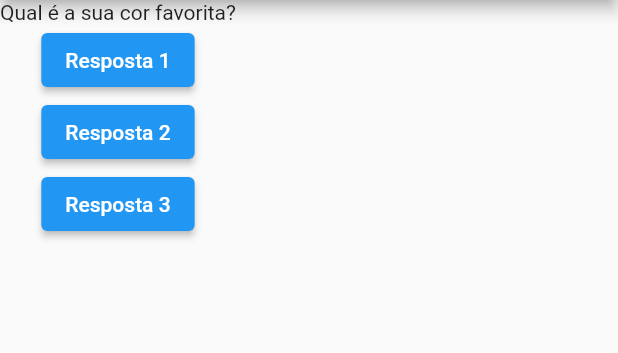
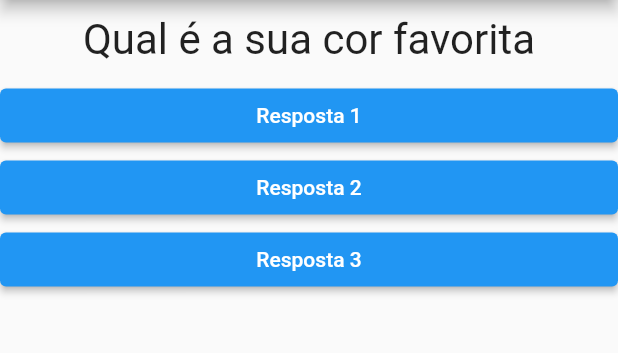
Before and after one commit to LeoOliva0/Projeto_Perguntas, a Flutter app: the screen it shows after launch, on a phone screen of 412 x 824 dp, the part 84-437 px from its top. Run offline on Flutter 3.47's test engine with Material 2 defaults, Android fonts, the phone set to English and light mode, and no system bars.

Commit message:
Novos implementações

```diff
--- a/lib/main.dart
+++ b/lib/main.dart
@@ -1,57 +1,56 @@
 import 'package:flutter/material.dart';
 import './questao.dart';
+import 'resposta.dart';
 
 main() => runApp(new PerguntaApp());
 
-class _PerguntaAppState extends State<PerguntaApp>{
-var _perguntaSelecionada = 0;
+class _PerguntaAppState extends State<PerguntaApp> {
+  var _perguntaSelecionada = 0;
 
-  void _responder(){
+  void _responder() {
     setState(() {
       _perguntaSelecionada++;
     });
-    print(_perguntaSelecionada);
   }
 
-@override
-  Widget build(BuildContext context){
+  @override
+  Widget build(BuildContext context) {
     final  perguntas = [
-       'Qual é a sua cor favorita?',
-       'Qual é o seu animal favorito?',
+      {
+        'texto': 'Qual é a sua cor favorita',
+        'respostas': ['Preto', 'Vermelho', 'Verde', 'Branco'],
+      },
+      {
+        'texto': 'Qual é o seu animal favorito?',
+        'respostas': ['Coelho', 'Cobra', 'Elefante', 'Leão'],
+      },
+      {
+        'texto': 'Qual o seu instrutor favorito?',
+        'respostas': ['Maria', 'João', 'Leo', 'Pedro'],
+      }
     ];
 
     return MaterialApp(
       home: Scaffold(
         appBar: AppBar(
-          title:Text('Perguntas'),
+          title: Text('Perguntas'),
           centerTitle: true,
         ),
         body: Column(
-          children: <Widget> [
-            Questao(perguntas[_perguntaSelecionada]),
-
-          ElevatedButton(
-              onPressed: _responder,
-              child: const Text('Resposta 1'),
-            ),
-            ElevatedButton(
-              onPressed: _responder,
-              child: const Text('Resposta 2'),
-            ),
-            ElevatedButton(
-              onPressed: _responder,
-              child: const Text('Resposta 3'),
-            ),
+          children: <Widget>[
+            Questao(perguntas[_perguntaSelecionada]['texto'] as String),
+            Resposta('Resposta 1', _responder),
+            Resposta('Resposta 2', _responder),
+            Resposta('Resposta 3', _responder),
           ],
         ),
       ),
-      );
+    );
   }
 }
 
-class PerguntaApp extends StatefulWidget{
-
-  _PerguntaAppState createState(){
+class PerguntaApp extends StatefulWidget {
+  _PerguntaAppState createState() {
     return _PerguntaAppState();
   }
 }
--- a/lib/questao.dart
+++ b/lib/questao.dart
@@ -1,14 +1,22 @@
+import 'dart:ui';
+
 import 'package:flutter/material.dart';
 
-
 class Questao extends StatelessWidget {
-
   final String texto;
 
-  Questao(this.texto);
+  const Questao(this.texto, {super.key});
 
   @override
   Widget build(BuildContext context) {
-    return Text(texto);
+    return Container(
+      width: double.infinity,
+      margin: EdgeInsets.all(10),
+      child: Text(
+        texto,
+        style: TextStyle(fontSize: 28),
+        textAlign: TextAlign.center,
+      ),
+    );
   }
 }
--- /dev/null
+++ b/lib/resposta.dart
@@ -0,0 +1,24 @@
+import 'package:flutter/material.dart';
+
+class Resposta extends StatelessWidget {
+  final String texto;
+  final void Function() quandoSelecionado;
+
+  const Resposta(this.texto,this.quandoSelecionado, {super.key});
+
+  @override
+  Widget build(BuildContext context) {
+    return Container(
+      width:double.infinity ,
+      child: ElevatedButton(
+        style: ElevatedButton.styleFrom(
+          backgroundColor: Colors.blue,
+          foregroundColor: Colors.white,
+        ),
+        onPressed: quandoSelecionado,
+        child: Text(texto
+        ),
+      ),
+    );
+  }
+}
```
